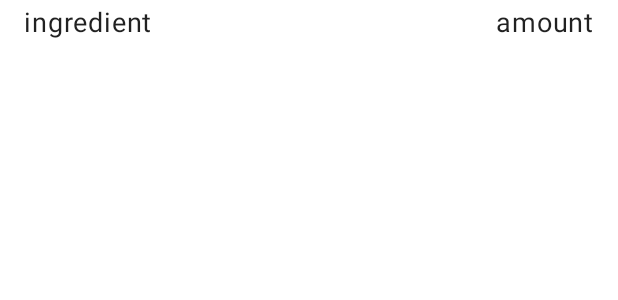
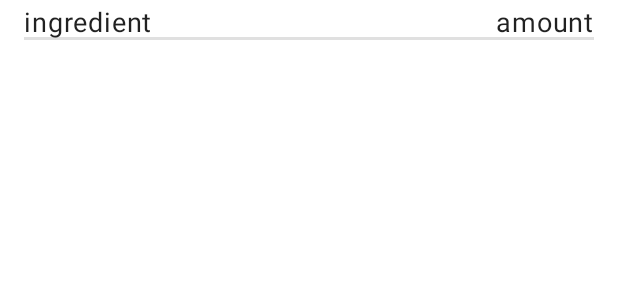
Before and after one commit to flawreen/Kitchen_Tools, an Android app: the layout item_activity.xml on its own in the app's theme, with its tools: preview values and no code run, on a phone screen of 412 x 824 dp. Shown: the top 300 px of the screen. Run offline under Robolectric (Android 15) with nearby library versions, the phone set to English and light mode, and no system bars.

Commit message:
some changes

```diff
--- a/app/src/main/res/layout/activity_main.xml
+++ b/app/src/main/res/layout/activity_main.xml
@@ -39,7 +39,6 @@
 
     <Button
         android:id="@+id/convert_cups_button"
-        style="?attr/materialButtonOutlinedStyle"
         android:layout_width="wrap_content"
         android:layout_height="wrap_content"
         android:text="@string/calculate"
@@ -57,7 +56,7 @@
         app:layout_constraintBottom_toBottomOf="@+id/choose_unit"
         app:layout_constraintStart_toStartOf="parent"
         app:layout_constraintTop_toTopOf="@+id/choose_unit"
-        app:srcCompat="@drawable/ic_grams_ounces" />
+        app:srcCompat="@drawable/ic_grams" />
 
     <TextView
         android:id="@+id/choose_unit"
@@ -147,7 +146,6 @@
 
     <Button
         android:id="@+id/ingredient_add_btn"
-        style="?attr/materialButtonOutlinedStyle"
         android:layout_width="wrap_content"
         android:layout_height="wrap_content"
         android:text="@string/add_btn"
@@ -161,6 +159,7 @@
         android:layout_width="wrap_content"
         android:layout_height="wrap_content"
         android:layout_marginTop="4dp"
+        android:textSize="20sp"
         app:layout_constraintEnd_toEndOf="parent"
         app:layout_constraintStart_toStartOf="parent"
         app:layout_constraintTop_toBottomOf="@id/ingredient_add_btn"
--- a/app/src/main/res/layout/item_activity.xml
+++ b/app/src/main/res/layout/item_activity.xml
@@ -30,4 +30,10 @@
         app:layout_constraintTop_toTopOf="parent"
         tools:text="amount" />
 
+    <com.google.android.material.divider.MaterialDivider
+        android:layout_width="match_parent"
+        android:layout_height="wrap_content"
+        app:dividerThickness="2dp"
+        app:layout_constraintBottom_toBottomOf="parent" />
+
 </androidx.constraintlayout.widget.ConstraintLayout>
--- a/app/src/main/res/values-night/themes.xml
+++ b/app/src/main/res/values-night/themes.xml
@@ -2,13 +2,13 @@
     <!-- Base application theme. -->
     <style name="Theme.KitchenTools" parent="Theme.MaterialComponents.DayNight.DarkActionBar">
         <!-- Primary brand color. -->
-        <item name="colorPrimary">@color/purple_200</item>
-        <item name="colorPrimaryVariant">@color/purple_700</item>
-        <item name="colorOnPrimary">@color/black</item>
+        <item name="colorPrimary">@color/primaryColor</item>
+        <item name="colorPrimaryVariant">@color/primaryDarkColor</item>
+        <item name="colorOnPrimary">@color/primaryTextColor</item>
         <!-- Secondary brand color. -->
-        <item name="colorSecondary">@color/teal_200</item>
-        <item name="colorSecondaryVariant">@color/teal_200</item>
-        <item name="colorOnSecondary">@color/black</item>
+        <item name="colorSecondary">@color/secondaryColor</item>
+        <item name="colorSecondaryVariant">@color/secondaryDarkColor</item>
+        <item name="colorOnSecondary">@color/secondaryDarkColor</item>
         <!-- Status bar color. -->
         <item name="android:statusBarColor" tools:targetApi="l">?attr/colorPrimaryVariant</item>
         <!-- Customize your theme here. -->
--- a/app/src/main/res/values/colors.xml
+++ b/app/src/main/res/values/colors.xml
@@ -7,4 +7,13 @@
     <color name="teal_700">#FF018786</color>
     <color name="black">#FF000000</color>
     <color name="white">#FFFFFFFF</color>
+
+    <color name="primaryColor">#009688</color>
+    <color name="primaryLightColor">#52c7b8</color>
+    <color name="primaryDarkColor">#00675b</color>
+    <color name="secondaryColor">#009688</color>
+    <color name="secondaryLightColor">#52c7b8</color>
+    <color name="secondaryDarkColor">#00675b</color>
+    <color name="primaryTextColor">#000000</color>
+    <color name="secondaryTextColor">#000000</color>
 </resources>
--- a/app/src/main/res/values/themes.xml
+++ b/app/src/main/res/values/themes.xml
@@ -2,13 +2,13 @@
     <!-- Base application theme. -->
     <style name="Theme.KitchenTools" parent="Theme.MaterialComponents.DayNight.DarkActionBar">
         <!-- Primary brand color. -->
-        <item name="colorPrimary">@color/purple_500</item>
-        <item name="colorPrimaryVariant">@color/purple_700</item>
-        <item name="colorOnPrimary">@color/white</item>
+        <item name="colorPrimary">@color/primaryColor</item>
+        <item name="colorPrimaryVariant">@color/primaryLightColor</item>
+        <item name="colorOnPrimary">@color/primaryTextColor</item>
         <!-- Secondary brand color. -->
-        <item name="colorSecondary">@color/teal_200</item>
-        <item name="colorSecondaryVariant">@color/teal_700</item>
-        <item name="colorOnSecondary">@color/black</item>
+        <item name="colorSecondary">@color/secondaryColor</item>
+        <item name="colorSecondaryVariant">@color/secondaryLightColor</item>
+        <item name="colorOnSecondary">@color/secondaryTextColor</item>
         <!-- Status bar color. -->
         <item name="android:statusBarColor" tools:targetApi="l">?attr/colorPrimaryVariant</item>
         <!-- Customize your theme here. -->
```
